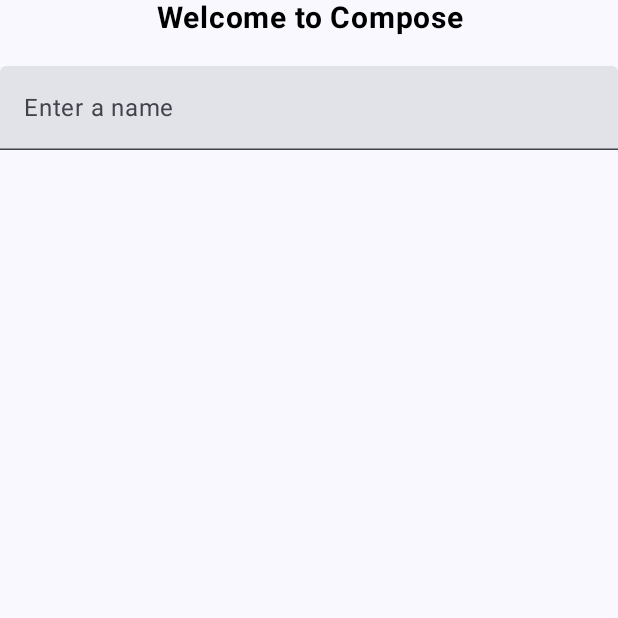
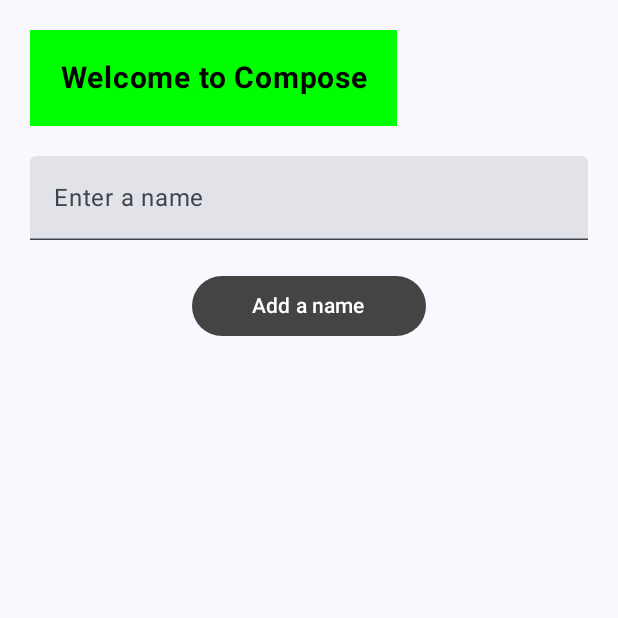
Before and after one commit to doanpt/ComposeLearning, an Android app built with Jetpack Compose: the screen it shows after launch (MainActivity), on a phone screen of 412 x 824 dp, the top half of it. Run offline under Robolectric (Android 15) with nearby library versions, the phone set to English and light mode, and no system bars.

Commit message:
Add a button and modify margin/padding/background

```diff
--- a/app/src/main/java/com/andrew/compose/MainActivity.kt
+++ b/app/src/main/java/com/andrew/compose/MainActivity.kt
@@ -3,16 +3,23 @@ package com.andrew.compose
 import android.os.Bundle
 import androidx.activity.ComponentActivity
 import androidx.activity.compose.setContent
+import androidx.compose.foundation.background
 import androidx.compose.foundation.layout.Column
+import androidx.compose.foundation.layout.PaddingValues
 import androidx.compose.foundation.layout.Spacer
 import androidx.compose.foundation.layout.fillMaxSize
 import androidx.compose.foundation.layout.fillMaxWidth
 import androidx.compose.foundation.layout.height
+import androidx.compose.foundation.layout.padding
+import androidx.compose.material3.Button
+import androidx.compose.material3.ButtonDefaults
 import androidx.compose.material3.MaterialTheme
 import androidx.compose.material3.Surface
 import androidx.compose.material3.Text
 import androidx.compose.material3.TextField
+import androidx.compose.material3.TextFieldDefaults
 import androidx.compose.runtime.Composable
+import androidx.compose.ui.Alignment
 import androidx.compose.ui.Modifier
 import androidx.compose.ui.graphics.Color
 import androidx.compose.ui.text.font.FontWeight
@@ -53,9 +60,27 @@ fun ContentView() {
             //     fontSize = 80.sp,
             //     fontWeight = FontWeight.Thin
             // )
-            modifier = Modifier.fillMaxWidth()
+            modifier = Modifier
+                .padding(20.dp)
+                .background(Color.Green)
+                .padding(20.dp)
         )
-        Spacer(modifier = Modifier.height(20.dp))
+        // OutlinedTextField(
+        //     value = "",
+        //     onValueChange = {
+        //         // do something here
+        //     },
+        //     placeholder = {
+        //         Text(text = "Enter a name")
+        //     },
+        //     colors = TextFieldDefaults.colors(
+        //         cursorColor = Color.Blue,
+        //         focusedContainerColor = Color.Red
+        //     ),
+        //     modifier = Modifier
+        //         .fillMaxWidth()
+        //         .padding(horizontal = 20.dp),
+        // )
         TextField(
             value = "",
             onValueChange = {
@@ -64,8 +89,26 @@ fun ContentView() {
             placeholder = {
                 Text(text = "Enter a name")
             },
-            modifier = Modifier.fillMaxWidth(),
+            colors = TextFieldDefaults.colors(
+                cursorColor = Color.Blue,
+                focusedContainerColor = Color.Red
+            ),
+            modifier = Modifier
+                .fillMaxWidth()
+                .padding(horizontal = 20.dp)
         )
+        Spacer(modifier = Modifier.height(20.dp))
+        Button(
+            onClick = { /*TODO*/ },
+            modifier = Modifier.align(Alignment.CenterHorizontally),
+            colors = ButtonDefaults.buttonColors(
+                contentColor = Color.White,
+                containerColor = Color.DarkGray
+            ),
+            contentPadding = PaddingValues(horizontal = 40.dp),
+        ) {
+            Text(text = "Add a name")
+        }
     }
 }
 
```
